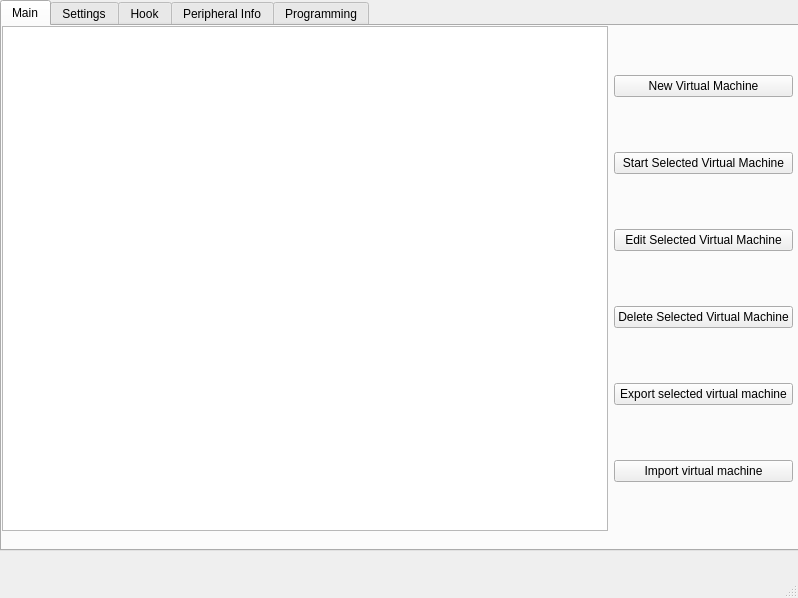
Qt form ui/Main.ui (wjqsec/EmuGUI) before a commit.
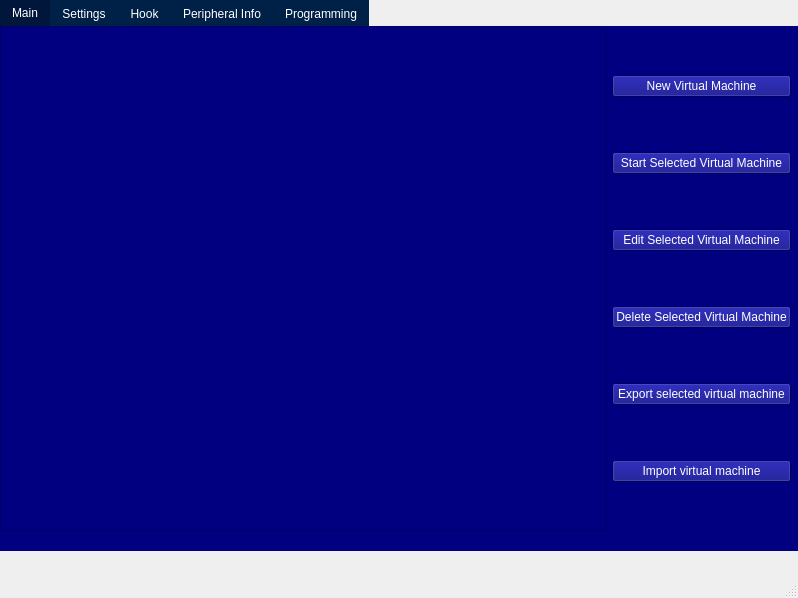
The same form after that commit.

Commit message: set background

Diff of the .ui file:
```diff
--- a/ui/Main.ui
+++ b/ui/Main.ui
@@ -32,6 +32,12 @@
        <property name="currentIndex">
         <number>0</number>
        </property>
+       <property name="styleSheet">
+       <string notr="true">QTabWidget#tabWidget::pane { background: navy; }
+      QTabWidget#tabWidget QWidget { background: navy; color: white; }
+      QTabBar::tab { background: #002147; color: white; }
+      QTabBar::tab:selected { background: #00163a; }</string>
+      </property>
        <widget class="QWidget" name="tab">
         <property name="locale">
          <locale language="English" country="UnitedStates"/>
```
